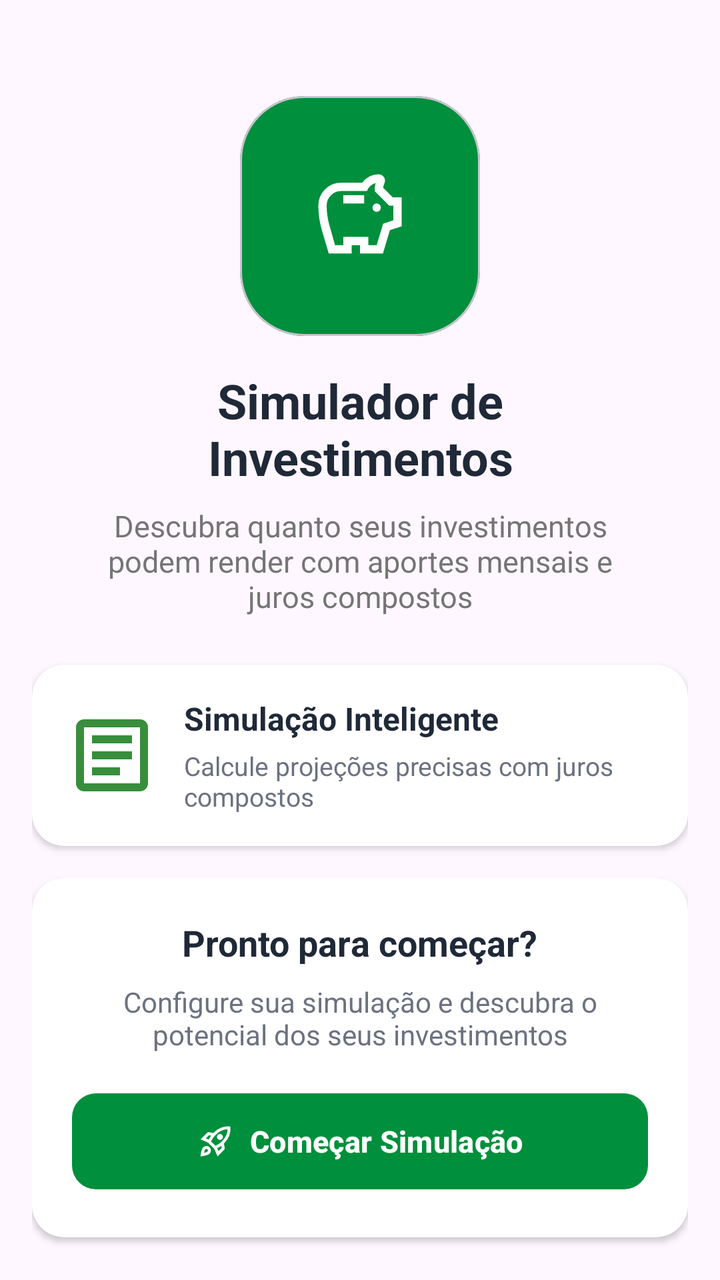
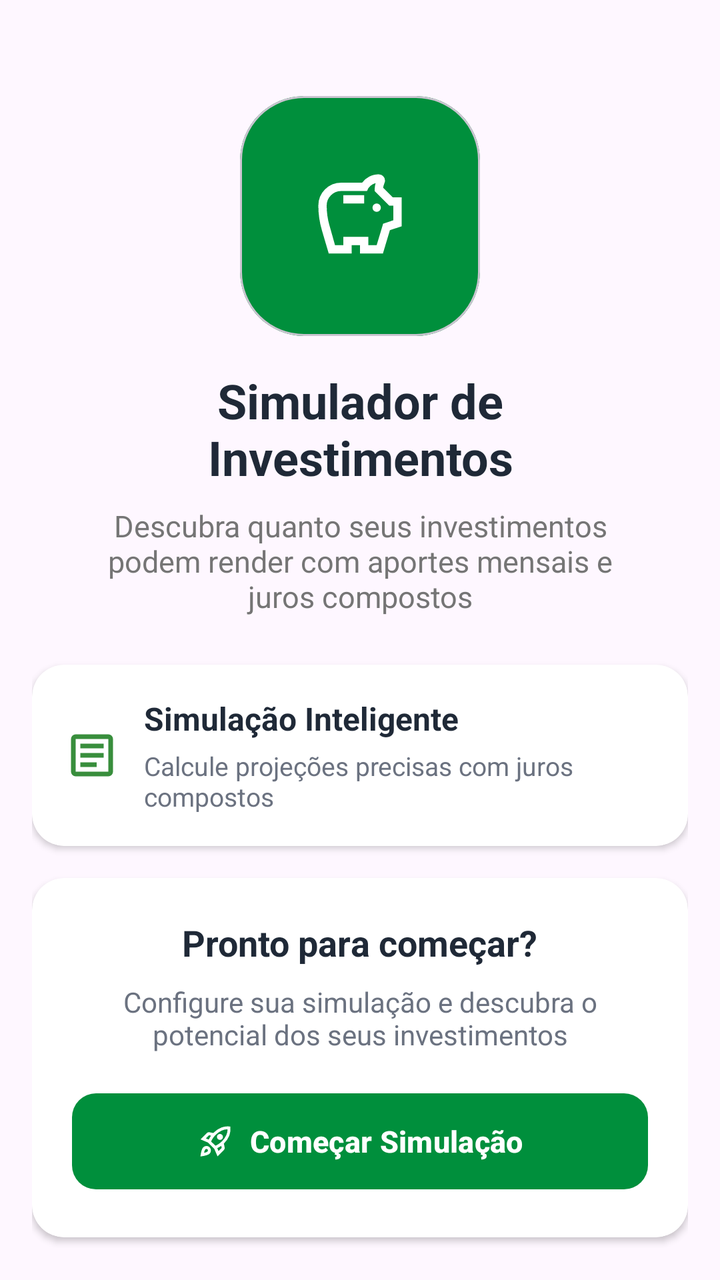

Screens rendered from an Android XML layout before and after an edit, with the pre-edit source and the edit as a unified diff.
<!-- AndroidManifest.xml: application theme Theme.SimuladorDeInvestimentos -->
<!-- res/layout/activity_main.xml -->
<?xml version="1.0" encoding="utf-8"?>
<androidx.constraintlayout.widget.ConstraintLayout xmlns:android="http://schemas.android.com/apk/res/android"
    xmlns:app="http://schemas.android.com/apk/res-auto"
    xmlns:tools="http://schemas.android.com/tools"
    android:id="@+id/main"
    android:layout_width="match_parent"
    android:layout_height="match_parent"
    android:padding="16dp"
    tools:context=".MainActivity">

    
    <com.google.android.material.card.MaterialCardView
        android:id="@+id/cardIcon"
        android:layout_width="120dp"
        android:layout_height="120dp"
        android:layout_marginTop="32dp"
        app:cardBackgroundColor="#008F3C"
        app:cardCornerRadius="32dp"
        app:cardElevation="0dp"
        app:layout_constraintEnd_toEndOf="parent"
        app:layout_constraintStart_toStartOf="parent"
        app:layout_constraintTop_toTopOf="parent">

        <ImageView
            android:id="@+id/imgIcon"
            android:layout_width="50dp"
            android:layout_height="50dp"
            android:layout_gravity="center"
            android:contentDescription="@null"
            android:src="@drawable/savings" />

    </com.google.android.material.card.MaterialCardView>

    
    <TextView
        android:id="@+id/textView2"
        android:layout_width="wrap_content"
        android:layout_height="wrap_content"
        android:layout_marginTop="16dp"
        android:gravity="center"
        android:text="Simulador de\nInvestimentos"
        android:textColor="#1F2937"
        android:textSize="24sp"
        android:textStyle="bold"
        app:layout_constraintEnd_toEndOf="parent"
        app:layout_constraintStart_toStartOf="parent"
        app:layout_constraintTop_toBottomOf="@+id/cardIcon" />

    
    <TextView
        android:id="@+id/textView3"
        android:layout_width="0dp"
        android:layout_height="wrap_content"
        android:layout_marginStart="24dp"
        android:layout_marginTop="8dp"
        android:layout_marginEnd="24dp"
        android:gravity="center"
        android:text="Descubra quanto seus investimentos podem render com aportes mensais e juros compostos"
        android:textColor="#757575"
        android:textSize="15sp"
        app:layout_constraintEnd_toEndOf="parent"
        app:layout_constraintStart_toStartOf="parent"
        app:layout_constraintTop_toBottomOf="@+id/textView2" />

    
    <androidx.cardview.widget.CardView
        android:id="@+id/cardSimulacao"
        android:layout_width="0dp"
        android:layout_height="wrap_content"
        android:layout_marginTop="24dp"
        app:cardBackgroundColor="@android:color/white"
        app:cardCornerRadius="16dp"
        app:cardElevation="2dp"
        app:layout_constraintEnd_toEndOf="parent"
        app:layout_constraintStart_toStartOf="parent"
        app:layout_constraintTop_toBottomOf="@+id/textView3">

        <LinearLayout
            android:layout_width="match_parent"
            android:layout_height="wrap_content"
            android:gravity="center_vertical"
            android:orientation="horizontal"
            android:padding="16dp">

            <ImageView
                android:layout_width="48dp"
                android:layout_height="48dp"
                android:layout_marginEnd="12dp"
                android:contentDescription="@null"
                android:src="@drawable/article" />

            <LinearLayout
                android:layout_width="0dp"
                android:layout_height="wrap_content"
                android:layout_weight="1"
                android:orientation="vertical">

                <TextView
                    android:layout_width="wrap_content"
                    android:layout_height="wrap_content"
                    android:text="Simulação Inteligente"
                    android:textColor="#1F2937"
                    android:textSize="16sp"
                    android:textStyle="bold" />

                <TextView
                    android:layout_width="wrap_content"
                    android:layout_height="wrap_content"
                    android:layout_marginTop="4dp"
                    android:text="Calcule projeções precisas com juros compostos"
                    android:textColor="#6B7280"
                    android:textSize="13sp" />
            </LinearLayout>

        </LinearLayout>
    </androidx.cardview.widget.CardView>

    
    <androidx.cardview.widget.CardView
        android:id="@+id/cardPronto"
        android:layout_width="0dp"
        android:layout_height="wrap_content"
        android:layout_marginTop="16dp"
        app:cardBackgroundColor="@android:color/white"
        app:cardCornerRadius="16dp"
        app:cardElevation="2dp"
        app:layout_constraintEnd_toEndOf="parent"
        app:layout_constraintStart_toStartOf="parent"
        app:layout_constraintTop_toBottomOf="@+id/cardSimulacao">

        <LinearLayout
            android:layout_width="match_parent"
            android:layout_height="wrap_content"
            android:gravity="center"
            android:orientation="vertical"
            android:padding="20dp">

            <TextView
                android:layout_width="wrap_content"
                android:layout_height="wrap_content"
                android:gravity="center"
                android:text="Pronto para começar?"
                android:textColor="#1F2937"
                android:textSize="18sp"
                android:textStyle="bold" />

            <TextView
                android:layout_width="wrap_content"
                android:layout_height="wrap_content"
                android:layout_marginTop="8dp"
                android:layout_marginBottom="16dp"
                android:gravity="center"
                android:text="Configure sua simulação e descubra o potencial dos seus investimentos"
                android:textColor="#6B7280"
                android:textSize="14sp" />

            <com.google.android.material.button.MaterialButton
                android:id="@+id/btnComecarSimulacao"
                android:layout_width="match_parent"
                android:layout_height="56dp"
                android:text="Começar Simulação"
                android:textAllCaps="false"
                android:textColor="@android:color/white"
                android:textSize="15sp"
                android:textStyle="bold"
                app:backgroundTint="#008F3C"
                app:cornerRadius="12dp"
                app:icon="@drawable/rocket"
                app:iconGravity="textStart"
                app:iconPadding="8dp"
                app:iconTint="@android:color/white" />

        </LinearLayout>
    </androidx.cardview.widget.CardView>

</androidx.constraintlayout.widget.ConstraintLayout>
<!-- resources referenced by this layout -->
<resources>
  <!-- drawable article (drawable) -->
  <vector xmlns:android="http://schemas.android.com/apk/res/android" android:autoMirrored="true" android:height="24dp" android:tint="#388E3C" android:viewportHeight="960" android:viewportWidth="960" android:width="24dp">
        
      <path android:fillColor="@android:color/white" android:pathData="M280,680L560,680L560,600L280,600L280,680ZM280,520L680,520L680,440L280,440L280,520ZM280,360L680,360L680,280L280,280L280,360ZM200,840Q167,840 143.5,816.5Q120,793 120,760L120,200Q120,167 143.5,143.5Q167,120 200,120L760,120Q793,120 816.5,143.5Q840,167 840,200L840,760Q840,793 816.5,816.5Q793,840 760,840L200,840ZM200,760L760,760Q760,760 760,760Q760,760 760,760L760,200Q760,200 760,200Q760,200 760,200L200,200Q200,200 200,200Q200,200 200,200L200,760Q200,760 200,760Q200,760 200,760ZM200,200L200,200Q200,200 200,200Q200,200 200,200L200,760Q200,760 200,760Q200,760 200,760L200,760Q200,760 200,760Q200,760 200,760L200,200Q200,200 200,200Q200,200 200,200Z"/>
      
  </vector>
  <!-- drawable rocket (drawable) -->
  <vector xmlns:android="http://schemas.android.com/apk/res/android" android:height="24dp" android:tint="#FFFFFF" android:viewportHeight="960" android:viewportWidth="960" android:width="24dp">
        
      <path android:fillColor="@android:color/white" android:pathData="M226,401L304,434Q318,406 333,380Q348,354 366,328L310,317Q310,317 310,317Q310,317 310,317L226,401ZM368,484L482,597Q524,581 572,548Q620,515 662,473Q732,403 771.5,317.5Q811,232 806,160Q734,155 648,194.5Q562,234 492,304Q450,346 417,394Q384,442 368,484ZM523,362.5Q523,329 546,306Q569,283 603,283Q637,283 660,306Q683,329 683,362.5Q683,396 660,419Q637,442 603,442Q569,442 546,419Q523,396 523,362.5ZM565,740L649,656Q649,656 649,656Q649,656 649,656L638,600Q612,618 586,632.5Q560,647 532,661L565,740ZM878,87Q897,208 854.5,322.5Q812,437 708,541Q708,541 708,541Q708,541 708,541L728,640Q732,660 726,679Q720,698 706,712L538,880L454,683L283,512L86,428L253,260Q267,246 286.5,240Q306,234 326,238L425,258Q425,258 425,258Q425,258 425,258Q529,154 643,111Q757,68 878,87ZM157,639Q192,604 242.5,603.5Q293,603 328,638Q363,673 362.5,723.5Q362,774 327,809Q302,834 243.5,852Q185,870 82,884Q96,781 114,722.5Q132,664 157,639ZM214,695Q204,705 194,731.5Q184,758 180,785Q207,781 233.5,771.5Q260,762 270,752Q282,740 283,723Q284,706 272,694Q260,682 243,682.5Q226,683 214,695Z"/>
      
  </vector>
  <!-- drawable savings (drawable) -->
  <vector xmlns:android="http://schemas.android.com/apk/res/android" android:height="24dp" android:tint="#FFFFFF" android:viewportHeight="960" android:viewportWidth="960" android:width="24dp">
        
      <path android:fillColor="@android:color/white" android:pathData="M668.5,428.5Q680,417 680,400Q680,383 668.5,371.5Q657,360 640,360Q623,360 611.5,371.5Q600,383 600,400Q600,417 611.5,428.5Q623,440 640,440Q657,440 668.5,428.5ZM320,360L520,360L520,280L320,280L320,360ZM180,840Q146,726 113,612.5Q80,499 80,380Q80,288 144,224Q208,160 300,160L500,160Q529,122 570.5,101Q612,80 660,80Q685,80 702.5,97.5Q720,115 720,140Q720,146 718.5,152Q717,158 715,163Q711,174 707.5,185.5Q704,197 702,209L793,300L880,300L880,579L767,616L700,840L480,840L480,760L400,760L400,840L180,840ZM240,760L320,760L320,680L560,680L560,760L640,760L702,554L800,521L800,380L760,380L620,240Q620,220 622.5,201.5Q625,183 630,164Q601,172 579,191.5Q557,211 547,240L300,240Q242,240 201,281Q160,322 160,380Q160,478 187,571.5Q214,665 240,760ZM480,462Q480,462 480,462Q480,462 480,462Q480,462 480,462Q480,462 480,462L480,462Q480,462 480,462Q480,462 480,462Q480,462 480,462Q480,462 480,462L480,462L480,462L480,462L480,462L480,462L480,462L480,462L480,462L480,462Z"/>
      
  </vector>
  <style name="Theme.SimuladorDeInvestimentos" parent="Base.Theme.SimuladorDeInvestimentos" />
  <style name="Base.Theme.SimuladorDeInvestimentos" parent="Theme.Material3.DayNight.NoActionBar">
          
          
      </style>
</resources>

<!-- the commit's change to res/layout/activity_main.xml (unified diff, before → after) -->
@@ -83,8 +83,8 @@
             android:padding="16dp">
 
             <ImageView
-                android:layout_width="48dp"
-                android:layout_height="48dp"
+                android:layout_width="28dp"
+                android:layout_height="28dp"
                 android:layout_marginEnd="12dp"
                 android:contentDescription="@null"
                 android:src="@drawable/article" />
